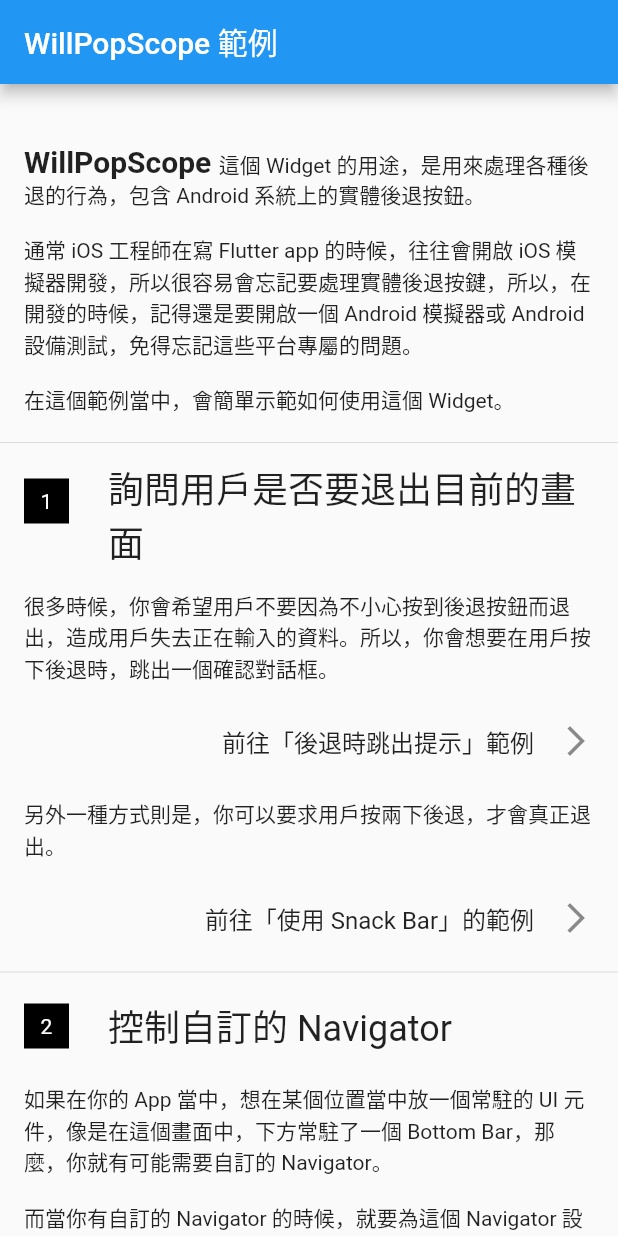
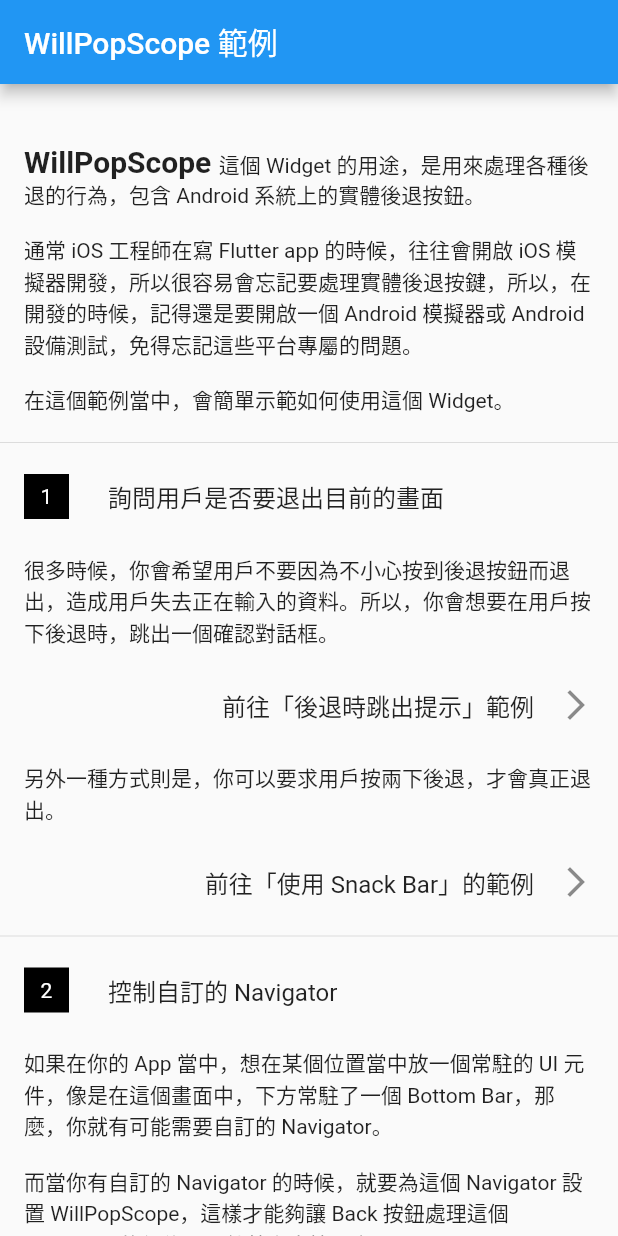
Before and after one commit to zonble/willpopscope_demo, a Flutter app: the screen it shows after launch, on a phone screen of 412 x 824 dp. Run offline on Flutter 3.47's test engine with Material 2 defaults, Android fonts, the phone set to English and light mode, and no system bars.

Commit message:
Modernizes the project.

```diff
--- a/lib/demo1.dart
+++ b/lib/demo1.dart
@@ -11,10 +11,10 @@ class Demo1 extends StatelessWidget {
                 context: context,
                 builder: (context) =>
                     AlertDialog(title: Text('你確定要退出嗎？'), actions: <Widget>[
-                      RaisedButton(
+                      ElevatedButton(
                           child: Text('退出'),
                           onPressed: () => Navigator.of(context).pop(true)),
-                      RaisedButton(
+                      ElevatedButton(
                           child: Text('取消'),
                           onPressed: () => Navigator.of(context).pop(false)),
                     ])),
--- a/lib/demo2.dart
+++ b/lib/demo2.dart
@@ -22,8 +22,10 @@ class _SnackBarPageState extends State<SnackBarPage> {
         if (_snackBarPresenting) return true;
         _snackBarPresenting = true;
         var snackBar = SnackBar(content: Text('再按一次 Back 按鈕退出'));
-        Scaffold.of(context).showSnackBar(snackBar)
-          ..closed.then((_) => _snackBarPresenting = false);
+        ScaffoldMessenger.of(context)
+          ..showSnackBar(snackBar)
+              .closed
+              .then((_) => _snackBarPresenting = false);
         return false;
       },
       child: Center(
--- a/lib/demo4.dart
+++ b/lib/demo4.dart
@@ -39,7 +39,7 @@ class _Demo4State extends State<Demo4> {
             items: List.generate(
                 kTabCount,
                 (index) => BottomNavigationBarItem(
-                    icon: Icon(Icons.info), title: Text('分頁 $index'))),
+                    icon: Icon(Icons.info), label: '分頁 $index')),
           ),
         ),
       ),
@@ -63,7 +63,7 @@ class _Demo4InnerState extends State<Demo4Inner> {
     return CupertinoPageScaffold(
       navigationBar: CupertinoNavigationBar(
         middle: Text('分頁 ${widget.index} 深度 ${widget.depth}'),
-        trailing: FlatButton(
+        trailing: TextButton(
           child: Text('關閉'),
           onPressed: () => Navigator.of(context, rootNavigator: true).pop(),
         ),
@@ -85,7 +85,7 @@ class _Demo4InnerState extends State<Demo4Inner> {
                               '如果我們希望 Android 的 Back 按鈕按下去之後，是讓 Tab 裡頭的 Navigator 回到上一頁，而不是整個退出 CupertinoTabScaffold，那麼我們就需要多放一個 WillPopScope。')),
                 ),
               ),
-              RaisedButton(
+              ElevatedButton(
                 child: Text('開啟下一頁'),
                 onPressed: () {
                   Navigator.of(context).push(CupertinoPageRoute(
--- a/lib/main.dart
+++ b/lib/main.dart
@@ -39,10 +39,10 @@ class _MyHomePageState extends State<MyHomePage> {
           builder: (context) => AlertDialog(
                 title: Text('你確定要退出嗎？'),
                 actions: <Widget>[
-                  RaisedButton(
+                  ElevatedButton(
                       child: Text('退出'),
                       onPressed: () => Navigator.of(context).pop(true)),
-                  RaisedButton(
+                  ElevatedButton(
                       child: Text('取消'),
                       onPressed: () => Navigator.of(context).pop(false)),
                 ],
@@ -50,7 +50,6 @@ class _MyHomePageState extends State<MyHomePage> {
       child: Scaffold(
         appBar: AppBar(title: Text(widget.title)),
         body: SafeArea(
-            child: Scrollbar(
             child: Center(
           child: ConstrainedBox(
             constraints: BoxConstraints(maxWidth: 800),
@@ -62,7 +61,7 @@ class _MyHomePageState extends State<MyHomePage> {
                         left: 16.0, right: 16.0, top: 10, bottom: 10),
                     child: RichText(
                         text: TextSpan(
-                              style: Theme.of(context).textTheme.body1,
+                            style: Theme.of(context).textTheme.bodyMedium,
                             children: [
                           TextSpan(
                               text: 'WillPopScope ',
@@ -80,7 +79,7 @@ class _MyHomePageState extends State<MyHomePage> {
                 ListTile(
                     leading: TileLeading(text: '1'),
                     title: Text('詢問用戶是否要退出目前的畫面',
-                          style: Theme.of(context).textTheme.headline)),
+                        style: Theme.of(context).textTheme.titleMedium)),
                 Padding(
                     padding: const EdgeInsets.only(
                         left: 16.0, right: 16.0, top: 10, bottom: 10),
@@ -103,7 +102,7 @@ class _MyHomePageState extends State<MyHomePage> {
                 ListTile(
                     leading: TileLeading(text: '2'),
                     title: Text('控制自訂的 Navigator',
-                          style: Theme.of(context).textTheme.headline)),
+                        style: Theme.of(context).textTheme.titleMedium)),
                 Padding(
                     padding: const EdgeInsets.only(
                         left: 16.0, right: 16.0, top: 10, bottom: 10),
@@ -112,14 +111,14 @@ class _MyHomePageState extends State<MyHomePage> {
                         '而當你有自訂的 Navigator 的時候，就要為這個 Navigator 設置 WillPopScope，這樣才能夠讓 Back 按鈕處理這個 Navigator 的行為，不然就會直接退出。')),
                 ListTile(
                     onTap: () => Navigator.of(context).pushNamed('demo3'),
-                      title: Text('前往「控制自訂的 Navigator」範例',
-                          textAlign: TextAlign.end),
+                    title:
+                        Text('前往「控制自訂的 Navigator」範例', textAlign: TextAlign.end),
                     trailing: Icon(Icons.arrow_forward_ios)),
                 Divider(),
                 ListTile(
                     leading: TileLeading(text: '3'),
                     title: Text('CupertinoTabScaffold',
-                          style: Theme.of(context).textTheme.headline)),
+                        style: Theme.of(context).textTheme.titleMedium)),
                 Padding(
                   padding: const EdgeInsets.only(
                       left: 16.0, right: 16.0, top: 10, bottom: 10),
@@ -133,7 +132,6 @@ class _MyHomePageState extends State<MyHomePage> {
                         textAlign: TextAlign.end),
                     trailing: Icon(Icons.arrow_forward_ios)),
               ],
-              ),
             ),
           ),
         )),
--- a/pubspec.yaml
+++ b/pubspec.yaml
@@ -22,7 +22,7 @@ dependencies:
 
   # The following adds the Cupertino Icons font to your application.
   # Use with the CupertinoIcons class for iOS style icons.
-  cupertino_icons: ^0.1.2
+  cupertino_icons: ^1.0.6
 
 dev_dependencies:
   flutter_test:
```
Also changed, not shown: lib/demo3.dart (+4 -4 lines), pubspec.lock, 1 other file. Lines whose indentation alone changed are shown as unchanged.
